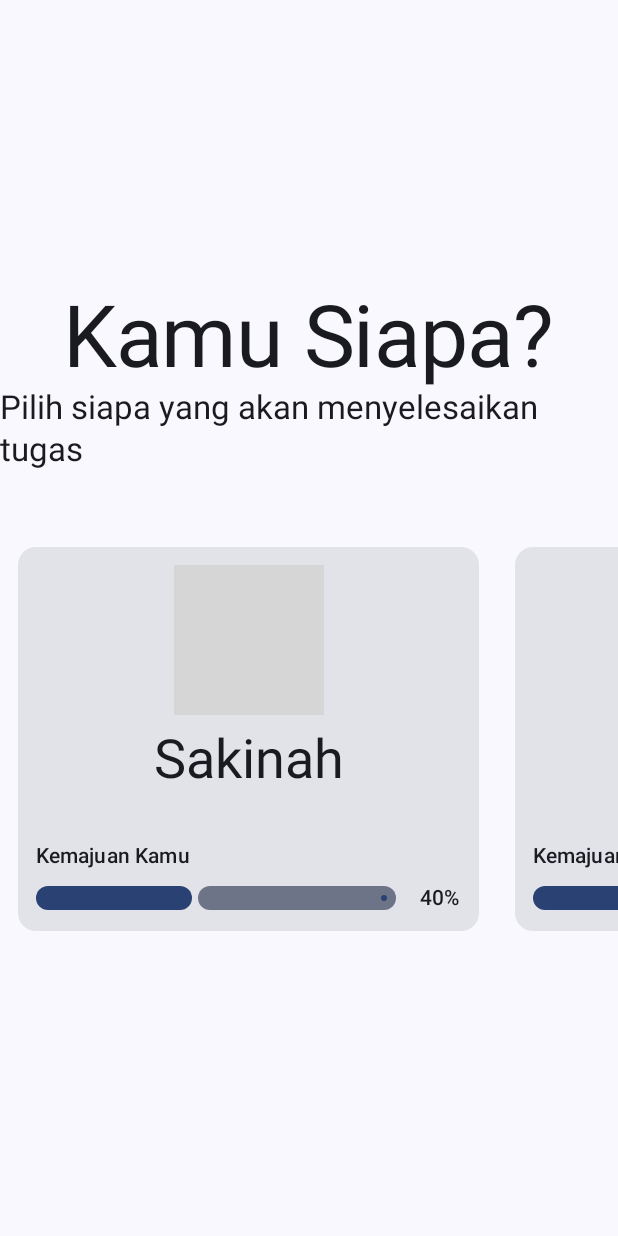
After one commit to ihfazhillah/daily-tracker-child, an Android app built with Jetpack Compose: the composable ChildPicker shown on its own in the app's theme, on a phone screen of 412 x 824 dp. The commit adds this screen. Run offline under Robolectric (Android 15) with nearby library versions, the phone set to English and light mode, and no system bars; pictures from the network do not load; grey boxes are pictures that could not be loaded.

Commit message:
Add ChildPicker

```diff
--- a/app/src/main/java/com/ihfazh/dailytrackerchild/MainActivity.kt
+++ b/app/src/main/java/com/ihfazh/dailytrackerchild/MainActivity.kt
@@ -4,12 +4,15 @@ import android.os.Bundle
 import androidx.activity.ComponentActivity
 import androidx.activity.compose.setContent
 import androidx.compose.foundation.layout.fillMaxSize
+import androidx.compose.foundation.layout.padding
 import androidx.compose.material3.MaterialTheme
 import androidx.compose.material3.Surface
 import androidx.compose.material3.Text
 import androidx.compose.runtime.Composable
 import androidx.compose.ui.Modifier
 import androidx.compose.ui.tooling.preview.Preview
+import androidx.compose.ui.unit.dp
+import com.ihfazh.dailytrackerchild.pages.ChildPicker
 import com.ihfazh.dailytrackerchild.pages.TaskList
 import com.ihfazh.dailytrackerchild.ui.theme.DailyTrackerChildTheme
 
@@ -20,10 +23,14 @@ class MainActivity : ComponentActivity() {
             DailyTrackerChildTheme {
                 // A surface container using the 'background' color from the theme
                 Surface(
-                    modifier = Modifier.fillMaxSize(),
+                    modifier = Modifier
+                        .fillMaxSize()
+                        .padding(24.dp)
+                    ,
                     color = MaterialTheme.colorScheme.background
                 ) {
-                    TaskList()
+//                    TaskList()
+                    ChildPicker()
                 }
             }
         }
--- a/app/src/main/java/com/ihfazh/dailytrackerchild/components/Avatar.kt
+++ b/app/src/main/java/com/ihfazh/dailytrackerchild/components/Avatar.kt
@@ -1,11 +1,13 @@
 package com.ihfazh.dailytrackerchild.components
 
 import androidx.compose.foundation.layout.height
+import androidx.compose.foundation.layout.width
 import androidx.compose.foundation.shape.CircleShape
 import androidx.compose.runtime.Composable
 import androidx.compose.ui.Modifier
 import androidx.compose.ui.draw.clip
 import androidx.compose.ui.tooling.preview.Preview
+import androidx.compose.ui.unit.Dp
 import androidx.compose.ui.unit.dp
 import coil.compose.AsyncImage
 
@@ -16,12 +18,13 @@ data class Child(
 )
 
 @Composable
-fun Avatar(child: Child){
+fun Avatar(child: Child, width: Dp = 80.dp){
     AsyncImage(
         model = child.avatarUrl,
         contentDescription = null,
         modifier = Modifier
-            .height(80.dp)
+            .height(width)
+            .width(width)
             .clip(CircleShape)
     )
 }
--- /dev/null
+++ b/app/src/main/java/com/ihfazh/dailytrackerchild/components/ProfileCard.kt
@@ -0,0 +1,57 @@
+package com.ihfazh.dailytrackerchild.components
+
+import androidx.compose.foundation.layout.Column
+import androidx.compose.foundation.layout.Spacer
+import androidx.compose.foundation.layout.height
+import androidx.compose.foundation.layout.padding
+import androidx.compose.material3.Card
+import androidx.compose.material3.MaterialTheme
+import androidx.compose.material3.Text
+import androidx.compose.runtime.Composable
+import androidx.compose.ui.Alignment
+import androidx.compose.ui.Modifier
+import androidx.compose.ui.tooling.preview.Preview
+import androidx.compose.ui.unit.dp
+
+/*
+Mainly used for user picker
+ */
+
+data class ProfileItem (
+    val id: String,
+    val name: String,
+    val avatarUrl: String,
+    val progress: Float,
+)
+
+
+@Composable
+fun ProfileCard(profile: ProfileItem, modifier: Modifier = Modifier){
+    val child = Child(profile.avatarUrl, profile.name)
+    Card(modifier = modifier){
+        Column(
+            horizontalAlignment = Alignment.CenterHorizontally,
+            modifier = Modifier
+                .padding(12.dp)
+        ) {
+            Avatar(child, 100.dp)
+            Spacer(modifier = Modifier.height(8.dp))
+            Text(
+                text=profile.name,
+                style = MaterialTheme.typography.displaySmall
+            )
+
+            Spacer(modifier = Modifier.height(32.dp))
+            MyProgress(progress = profile.progress)
+        }
+    }
+
+}
+
+
+@Preview
+@Composable
+fun ProfileCardPreview(){
+    val profile = ProfileItem("hello", "Sakinah", "https://www.shutterstock.com/image-vector/man-faceless-avatar-260nw-1013409094.jpg", 0.3F)
+    ProfileCard(profile = profile)
+}
--- /dev/null
+++ b/app/src/main/java/com/ihfazh/dailytrackerchild/pages/ChildPicker.kt
@@ -0,0 +1,74 @@
+package com.ihfazh.dailytrackerchild.pages
+
+import androidx.compose.foundation.layout.Arrangement
+import androidx.compose.foundation.layout.Column
+import androidx.compose.foundation.layout.Spacer
+import androidx.compose.foundation.layout.fillMaxHeight
+import androidx.compose.foundation.layout.fillMaxWidth
+import androidx.compose.foundation.layout.height
+import androidx.compose.foundation.layout.padding
+import androidx.compose.foundation.lazy.LazyRow
+import androidx.compose.foundation.lazy.items
+import androidx.compose.material3.MaterialTheme
+import androidx.compose.material3.Text
+import androidx.compose.runtime.Composable
+import androidx.compose.ui.Alignment
+import androidx.compose.ui.Modifier
+import androidx.compose.ui.tooling.preview.Preview
+import androidx.compose.ui.unit.dp
+import com.ihfazh.dailytrackerchild.components.ProfileCard
+import com.ihfazh.dailytrackerchild.components.ProfileItem
+
+
+@Composable
+fun ChildPicker(){
+
+    val profiles = listOf<ProfileItem>(
+        ProfileItem("","Sakinah", "https://www.shutterstock.com/image-vector/man-faceless-avatar-260nw-1013409094.jpg", 0.4F),
+        ProfileItem("","Fukaihah", "https://www.shutterstock.com/image-vector/man-faceless-avatar-260nw-1013409094.jpg", 0.5F),
+        ProfileItem("", "Khoulah", "https://www.shutterstock.com/image-vector/man-faceless-avatar-260nw-1013409094.jpg", 0.9F),
+        ProfileItem("","Mimi", "https://www.shutterstock.com/image-vector/man-faceless-avatar-260nw-1013409094.jpg", 0.1F),
+        ProfileItem("","Isa", "https://www.shutterstock.com/image-vector/man-faceless-avatar-260nw-1013409094.jpg", 0.4F),
+    )
+
+    Column(
+        horizontalAlignment = Alignment.CenterHorizontally,
+        verticalArrangement = Arrangement.Center,
+
+        modifier = Modifier
+            .fillMaxWidth()
+            .fillMaxHeight()
+
+    ) {
+
+        Text(
+            text = "Kamu Siapa?",
+            style = MaterialTheme.typography.displayLarge
+        )
+        Text(
+            text = "Pilih siapa yang akan menyelesaikan tugas",
+            style = MaterialTheme.typography.titleLarge
+        )
+        Spacer(modifier = Modifier.height(40.dp))
+
+
+        LazyRow {
+            items(profiles){profile ->
+                ProfileCard(
+                    profile = profile,
+                    modifier = Modifier
+                        .padding(12.dp)
+                )
+            }
+        }
+
+    }
+
+}
+
+
+@Preview(widthDp = 1280, heightDp = 800)
+@Composable
+fun ChildPickerPreview(){
+    ChildPicker()
+}
--- a/app/src/main/java/com/ihfazh/dailytrackerchild/pages/TaskList.kt
+++ b/app/src/main/java/com/ihfazh/dailytrackerchild/pages/TaskList.kt
@@ -55,7 +55,6 @@ fun TaskList(){
     Surface {
         Column (
             modifier = Modifier
-                .padding(16.dp)
         ){
             Row(
                 verticalAlignment = Alignment.CenterVertically
```
